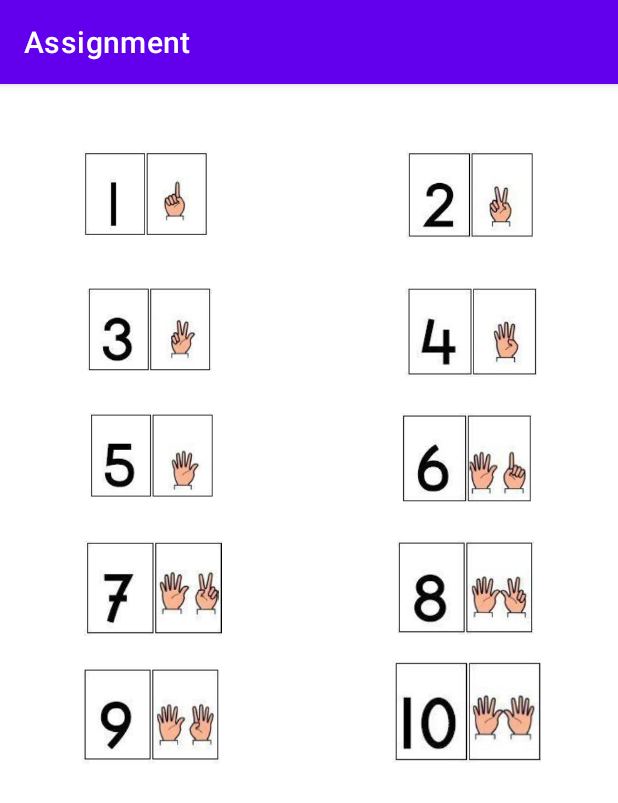
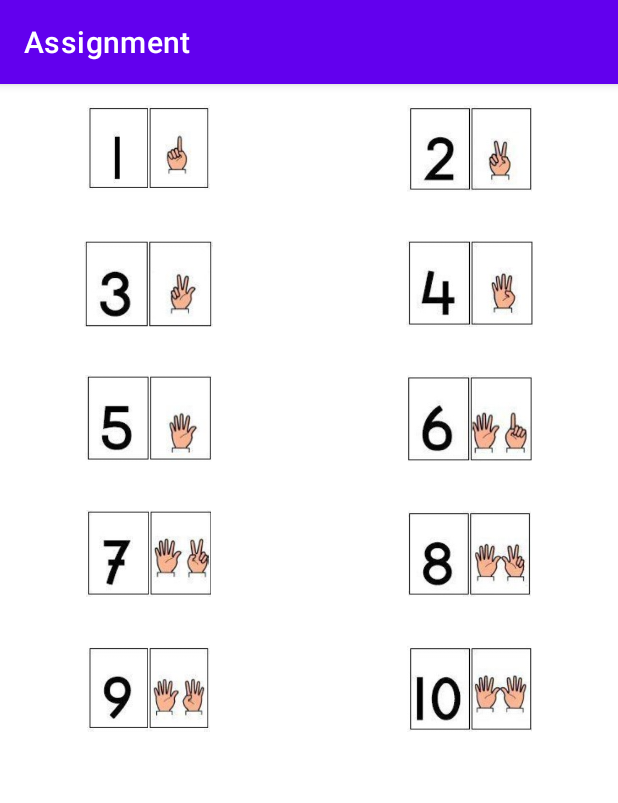
Before and after one commit to BushraKhalid01/AssignmentOne, an Android app: the CountingActivity screen opened directly, with no data from a screen before it, on a phone screen of 412 x 824 dp. Shown: the top 803 px of the screen. Run offline under Robolectric (Android 15) with nearby library versions, the phone set to English and light mode, and no system bars.

Commit message:
improving layouts and improving interface

```diff
--- a/Assignment/app/src/main/res/anim/clockwise.xml
+++ b/Assignment/app/src/main/res/anim/clockwise.xml
@@ -2,18 +2,10 @@
 <set xmlns:android="http://schemas.android.com/apk/res/android">
     <rotate xmlns:android="http://schemas.android.com/apk/res/android"
         android:fromDegrees="0"
-        android:toDegrees="360"
+        android:toDegrees="180"
         android:pivotX="50%"
         android:pivotY="50%"
-        android:duration="5000" >
+        android:duration="1400" >
     </rotate>
 
-    <rotate xmlns:android="http://schemas.android.com/apk/res/android"
-        android:startOffset="5000"
-        android:fromDegrees="360"
-        android:toDegrees="0"
-        android:pivotX="50%"
-        android:pivotY="50%"
-        android:duration="5000" >
-    </rotate>
 </set>
--- a/Assignment/app/src/main/res/layout/activity_counting.xml
+++ b/Assignment/app/src/main/res/layout/activity_counting.xml
@@ -4,17 +4,16 @@
     xmlns:tools="http://schemas.android.com/tools"
     android:layout_width="match_parent"
     android:layout_height="match_parent"
+    android:background="@color/material_on_primary_disabled"
     tools:context=".CountingActivity">
 
 
     <ImageView
         android:id="@+id/imageView14"
-        android:layout_width="106dp"
-        android:layout_height="59dp"
-        android:layout_row="0"
-        android:layout_column="0"
+        android:layout_width="110dp"
+        android:layout_height="58dp"
         android:layout_marginStart="44dp"
-        android:layout_marginTop="44dp"
+        android:layout_marginTop="14dp"
         android:onClick="soundAndAnimation1"
         app:layout_constraintStart_toStartOf="parent"
         app:layout_constraintTop_toTopOf="parent"
@@ -23,8 +22,8 @@
     <ImageView
         android:id="@+id/imageView15"
         android:layout_width="110dp"
-        android:layout_height="59dp"
-        android:layout_marginTop="44dp"
+        android:layout_height="58dp"
+        android:layout_marginTop="14dp"
         android:layout_marginEnd="44dp"
         android:onClick="soundAndAnimation2"
         app:layout_constraintEnd_toEndOf="parent"
@@ -33,8 +32,8 @@
 
     <ImageView
         android:id="@+id/imageView16"
-        android:layout_width="111dp"
-        android:layout_height="56dp"
+        android:layout_width="110dp"
+        android:layout_height="58dp"
         android:layout_row="1"
         android:layout_column="0"
         android:layout_marginStart="44dp"
@@ -46,8 +45,8 @@
 
     <ImageView
         android:id="@+id/imageView17"
-        android:layout_width="108dp"
-        android:layout_height="60dp"
+        android:layout_width="110dp"
+        android:layout_height="58dp"
         android:layout_marginTop="32dp"
         android:layout_marginEnd="44dp"
         android:onClick="soundAndAnimation4"
@@ -57,12 +56,12 @@
 
     <ImageView
         android:id="@+id/imageView18"
-        android:layout_width="113dp"
-        android:layout_height="57dp"
+        android:layout_width="110dp"
+        android:layout_height="58dp"
         android:layout_row="2"
         android:layout_column="0"
         android:layout_marginStart="44dp"
-        android:layout_marginTop="28dp"
+        android:layout_marginTop="32dp"
         android:onClick="soundAndAnimation5"
         app:layout_constraintStart_toStartOf="parent"
         app:layout_constraintTop_toBottomOf="@+id/imageView16"
@@ -70,9 +69,9 @@
 
     <ImageView
         android:id="@+id/imageView19"
-        android:layout_width="114dp"
-        android:layout_height="60dp"
-        android:layout_marginTop="24dp"
+        android:layout_width="110dp"
+        android:layout_height="58dp"
+        android:layout_marginTop="32dp"
         android:layout_marginEnd="44dp"
         android:onClick="soundAndAnimation6"
         app:layout_constraintEnd_toEndOf="parent"
@@ -81,12 +80,12 @@
 
     <ImageView
         android:id="@+id/imageView20"
-        android:layout_width="116dp"
-        android:layout_height="63dp"
+        android:layout_width="110dp"
+        android:layout_height="58dp"
         android:layout_row="3"
         android:layout_column="0"
         android:layout_marginStart="44dp"
-        android:layout_marginTop="28dp"
+        android:layout_marginTop="32dp"
         android:onClick="soundAndAnimation7"
         app:layout_constraintStart_toStartOf="parent"
         app:layout_constraintTop_toBottomOf="@+id/imageView18"
@@ -94,11 +93,11 @@
 
     <ImageView
         android:id="@+id/imageView21"
-        android:layout_width="115dp"
-        android:layout_height="64dp"
+        android:layout_width="110dp"
+        android:layout_height="58dp"
         android:layout_row="3"
         android:layout_column="1"
-        android:layout_marginTop="24dp"
+        android:layout_marginTop="32dp"
         android:layout_marginEnd="44dp"
         android:onClick="soundAndAnimation8"
         app:layout_constraintEnd_toEndOf="parent"
@@ -107,12 +106,12 @@
 
     <ImageView
         android:id="@+id/imageView22"
-        android:layout_width="113dp"
-        android:layout_height="65dp"
+        android:layout_width="110dp"
+        android:layout_height="58dp"
         android:layout_row="4"
         android:layout_column="0"
         android:layout_marginStart="44dp"
-        android:layout_marginTop="20dp"
+        android:layout_marginTop="32dp"
         android:onClick="soundAndAnimation9"
         app:layout_constraintStart_toStartOf="parent"
         app:layout_constraintTop_toBottomOf="@+id/imageView20"
@@ -120,9 +119,9 @@
 
     <ImageView
         android:id="@+id/imageView23"
-        android:layout_width="114dp"
-        android:layout_height="69dp"
-        android:layout_marginTop="16dp"
+        android:layout_width="110dp"
+        android:layout_height="58dp"
+        android:layout_marginTop="32dp"
         android:layout_marginEnd="44dp"
         android:onClick="soundAndAnimation10"
         app:layout_constraintEnd_toEndOf="parent"
--- a/Assignment/app/src/main/res/layout/activity_main.xml
+++ b/Assignment/app/src/main/res/layout/activity_main.xml
@@ -7,29 +7,27 @@
     tools:context=".MainActivity">
 
     <ImageView
-        android:id="@+id/imageView2"
-        android:layout_width="match_parent"
-        android:layout_height="match_parent"
-        android:layout_marginEnd="2dp"
-        android:layout_marginBottom="100dp"
-        android:background="#BB80C5"
+        android:id="@+id/imageView"
+        android:layout_width="362dp"
+        android:layout_height="340dp"
+        app:layout_constraintBottom_toTopOf="@+id/button"
+        app:layout_constraintEnd_toEndOf="parent"
+        app:layout_constraintHorizontal_bias="0.489"
+        app:layout_constraintStart_toStartOf="parent"
+        app:layout_constraintTop_toTopOf="parent"
+        app:layout_constraintVertical_bias="0.076"
+        app:srcCompat="@drawable/frontend" />
+
+    <Button
+        android:id="@+id/button"
+        android:layout_width="393dp"
+        android:layout_height="53dp"
+        android:layout_marginBottom="16dp"
+        android:onClick="onChangeActivity"
+        android:text="play"
         app:layout_constraintBottom_toBottomOf="parent"
         app:layout_constraintEnd_toEndOf="parent"
-        app:layout_constraintHorizontal_bias="0.0"
-        app:layout_constraintStart_toStartOf="parent"
-        app:layout_constraintTop_toTopOf="parent"
-        app:layout_constraintVertical_bias="1.0"
-        app:srcCompat="@drawable/ic_launcher_foreground">
-
-    </ImageView>
-    <Button
-        android:layout_width="match_parent"
-        android:layout_height="wrap_content"
-        android:onClick="onChangeActivity"
-        android:text="play"
-        app:layout_constraintStart_toStartOf="parent"
-        app:layout_constraintTop_toBottomOf="@+id/imageView2"
-        >
+        app:layout_constraintStart_toStartOf="parent">
 
     </Button>
 </androidx.constraintlayout.widget.ConstraintLayout>
```
Also changed, not shown: Assignment/app/src/main/res/drawable-v24/frontend.jpg (added).
